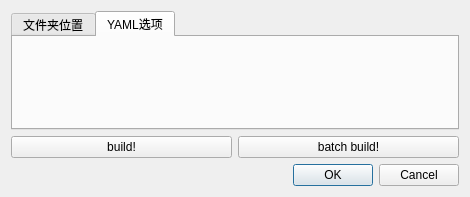
Before: the Qt Designer form Markdown/window.ui in BuckyI/toolbox, drawn with Qt 5.
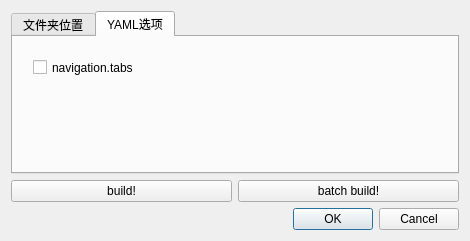
After: the same form once the commit is applied. The open tabs and pages were chosen to show the change.

Commit message:
✨ feat(markdown): GUI 设定 yaml
通过checkbox决定是否要添加 navigation.tab 特性

```diff
--- a/Markdown/window.ui
+++ b/Markdown/window.ui
@@ -7,7 +7,7 @@
     <x>0</x>
     <y>0</y>
     <width>470</width>
-    <height>197</height>
+    <height>241</height>
    </rect>
   </property>
   <property name="windowTitle">
@@ -112,6 +112,19 @@
       <attribute name="title">
        <string>YAML选项</string>
       </attribute>
+      <widget class="QCheckBox" name="check_nav_tab">
+       <property name="geometry">
+        <rect>
+         <x>20</x>
+         <y>20</y>
+         <width>101</width>
+         <height>21</height>
+        </rect>
+       </property>
+       <property name="text">
+        <string>navigation.tabs</string>
+       </property>
+      </widget>
      </widget>
     </widget>
    </item>
```
Left out of the diff: 2 changed lines with no effect on the pictures. The commit also changes 2 other files.
